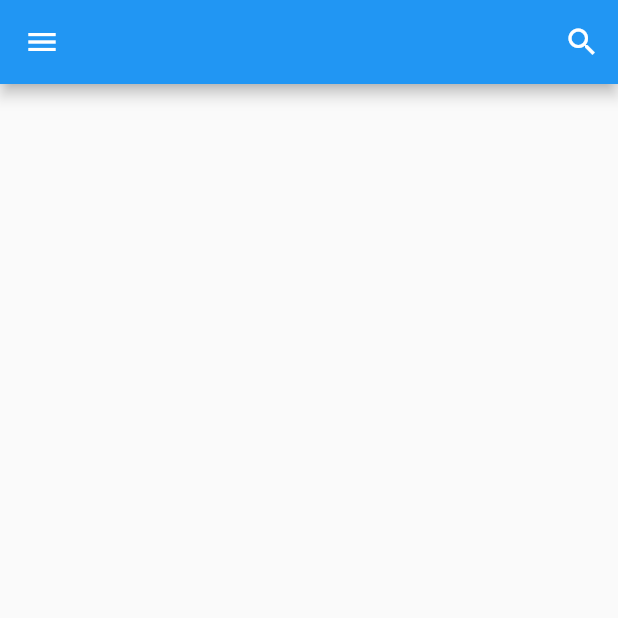
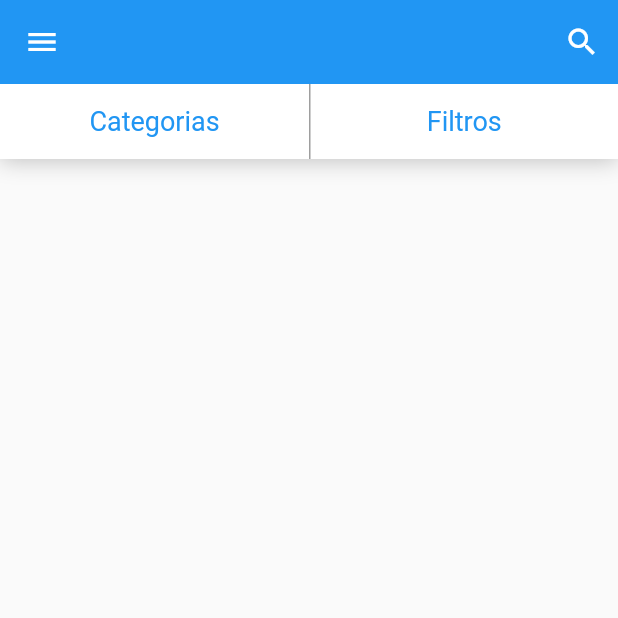
Before and after one commit to leoCardosoDev/flutter_xol_bloc, a Flutter app: the screen it shows after launch, on a phone screen of 412 x 824 dp, the top half of it. Run offline on Flutter 3.47's test engine with Material 2 defaults, Android fonts, the phone set to English and light mode, and no system bars; our stand-ins replace rxdart.

Commit message:
feat: add tabbar to app

```diff
--- a/lib/screens/home/home_screen.dart
+++ b/lib/screens/home/home_screen.dart
@@ -2,6 +2,7 @@ import 'package:flutter/material.dart';
 import 'package:provider/provider.dart';
 import 'package:xlo/blocs/home_bloc.dart';
 import 'package:xlo/common/drawer/custom_drawer.dart';
+import 'package:xlo/screens/home/widgets/top_bar.dart';
 
 import 'widgets/search_dialog.dart';
 
@@ -32,6 +33,7 @@ class _HomeScreenState extends State<HomeScreen> {
 
     return Scaffold(
       appBar: AppBar(
+        elevation: 0,
         title: StreamBuilder<String>(
           stream: _homeBloc.outSearch,
           initialData: "",
@@ -76,6 +78,11 @@ class _HomeScreenState extends State<HomeScreen> {
         ],
       ),
       drawer: CustomDrawer(),
+      body: Column(
+        children: [
+          TopBar(),
+        ],
+      ),
     );
   }
 }
--- /dev/null
+++ b/lib/screens/home/widgets/bar_button.dart
@@ -0,0 +1,32 @@
+import 'package:flutter/material.dart';
+
+class BarButton extends StatelessWidget {
+  final BoxDecoration boxDecoration;
+  final String label;
+  final VoidCallback onPressed;
+
+  const BarButton({this.label, this.boxDecoration, this.onPressed});
+
+  @override
+  Widget build(BuildContext context) {
+    return Expanded(
+      child: GestureDetector(
+        onTap: onPressed,
+        child: Container(
+          height: 50,
+          alignment: Alignment.center,
+          padding: const EdgeInsets.symmetric(horizontal: 16),
+          decoration: boxDecoration,
+          child: Text(
+            label,
+            style: TextStyle(
+              color: Colors.blue,
+              fontSize: 18,
+              fontWeight: FontWeight.w400,
+            ),
+          ),
+        ),
+      ),
+    );
+  }
+}
--- /dev/null
+++ b/lib/screens/home/widgets/top_bar.dart
@@ -0,0 +1,40 @@
+import 'package:flutter/material.dart';
+import 'package:xlo/screens/home/widgets/bar_button.dart';
+
+class TopBar extends StatelessWidget {
+  @override
+  Widget build(BuildContext context) {
+    return Container(
+      decoration: BoxDecoration(
+        boxShadow: [
+          BoxShadow(
+            color: Colors.grey[400],
+            blurRadius: 12,
+            offset: Offset(0, 1),
+          ),
+        ],
+      ),
+      child: Row(
+        children: [
+          BarButton(
+            label: "Categorias",
+            boxDecoration: BoxDecoration(
+              color: Colors.white,
+            ),
+            onPressed: () {},
+          ),
+          BarButton(
+            label: "Filtros",
+            boxDecoration: BoxDecoration(
+              color: Colors.white,
+              border: Border(
+                left: BorderSide(color: Colors.grey),
+              ),
+            ),
+            onPressed: () {},
+          ),
+        ],
+      ),
+    );
+  }
+}
```
